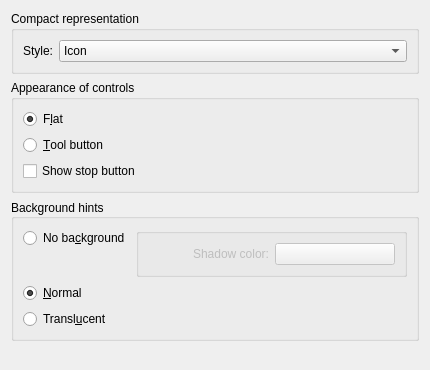
Before: the Qt Designer form engine/generalconfig.ui in jsmitar/playbar2, drawn with Qt 5.
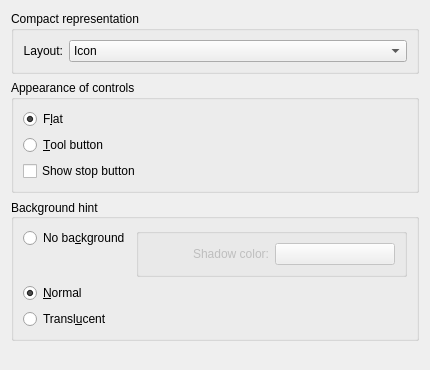
After: the same form once the commit is applied. Custom widgets are drawn as their Qt base class.

What changed in the file:
```diff
--- a/engine/generalconfig.ui
+++ b/engine/generalconfig.ui
@@ -43,7 +43,7 @@
            <enum>QFrame::NoFrame</enum>
           </property>
           <property name="text">
-           <string>Style:</string>
+           <string>Layout:</string>
           </property>
           <property name="alignment">
            <set>Qt::AlignRight|Qt::AlignTrailing|Qt::AlignVCenter</set>
@@ -156,7 +156,7 @@
         <bool>false</bool>
        </property>
        <property name="title">
-        <string>Background hints</string>
+        <string>Background hint</string>
        </property>
        <property name="alignment">
         <set>Qt::AlignLeading|Qt::AlignLeft|Qt::AlignVCenter</set>
```
